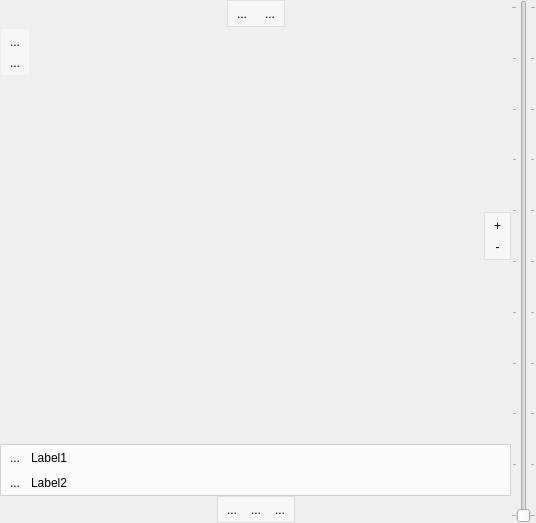
Qt form client/mainwindow.ui (unsanded/monav) before a commit.
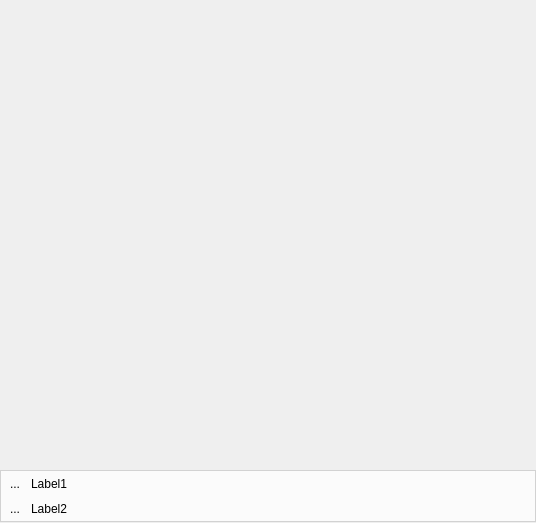
The same form after that commit. Icons and pictures are not drawn. Custom widgets are drawn as their Qt base class.

```diff
--- a/client/mainwindow.ui
+++ b/client/mainwindow.ui
@@ -61,134 +61,6 @@
               </property>
              </spacer>
             </item>
-            <item>
-             <widget class="QFrame" name="lockWidget">
-              <property name="sizePolicy">
-               <sizepolicy hsizetype="Maximum" vsizetype="Maximum">
-                <horstretch>0</horstretch>
-                <verstretch>0</verstretch>
-               </sizepolicy>
-              </property>
-              <property name="palette">
-               <palette>
-                <active>
-                 <colorrole role="Base">
-                  <brush brushstyle="SolidPattern">
-                   <color alpha="255">
-                    <red>255</red>
-                    <green>255</green>
-                    <blue>255</blue>
-                   </color>
-                  </brush>
-                 </colorrole>
-                 <colorrole role="Window">
-                  <brush brushstyle="SolidPattern">
-                   <color alpha="128">
-                    <red>255</red>
-                    <green>255</green>
-                    <blue>255</blue>
-                   </color>
-                  </brush>
-                 </colorrole>
-                </active>
-                <inactive>
-                 <colorrole role="Base">
-                  <brush brushstyle="SolidPattern">
-                   <color alpha="255">
-                    <red>255</red>
-                    <green>255</green>
-                    <blue>255</blue>
-                   </color>
-                  </brush>
-                 </colorrole>
-                 <colorrole role="Window">
-                  <brush brushstyle="SolidPattern">
-                   <color alpha="128">
-                    <red>255</red>
-                    <green>255</green>
-                    <blue>255</blue>
-                   </color>
-                  </brush>
-                 </colorrole>
-                </inactive>
-                <disabled>
-                 <colorrole role="Base">
-                  <brush brushstyle="SolidPattern">
-                   <color alpha="128">
-                    <red>255</red>
-                    <green>255</green>
-                    <blue>255</blue>
-                   </color>
-                  </brush>
-                 </colorrole>
-                 <colorrole role="Window">
-                  <brush brushstyle="SolidPattern">
-                   <color alpha="128">
-                    <red>255</red>
-                    <green>255</green>
-                    <blue>255</blue>
-                   </color>
-                  </brush>
-                 </colorrole>
-                </disabled>
-               </palette>
-              </property>
-              <property name="autoFillBackground">
-               <bool>true</bool>
-              </property>
-              <property name="frameShape">
-               <enum>QFrame::StyledPanel</enum>
-              </property>
-              <property name="frameShadow">
-               <enum>QFrame::Raised</enum>
-              </property>
-              <layout class="QHBoxLayout" name="horizontalLayout">
-               <property name="spacing">
-                <number>4</number>
-               </property>
-               <property name="margin">
-                <number>2</number>
-               </property>
-               <item>
-                <widget class="QToolButton" name="lockButton">
-                 <property name="focusPolicy">
-                  <enum>Qt::NoFocus</enum>
-                 </property>
-                 <property name="text">
-                  <string>...</string>
-                 </property>
-                 <property name="icon">
-                  <iconset resource="images.qrc">
-                   <normaloff>:/images/oxygen/emblem-unlocked.png</normaloff>:/images/oxygen/emblem-unlocked.png</iconset>
-                 </property>
-                 <property name="checkable">
-                  <bool>true</bool>
-                 </property>
-                 <property name="autoRaise">
-                  <bool>true</bool>
-                 </property>
-                </widget>
-               </item>
-               <item>
-                <widget class="QToolButton" name="tapMode">
-                 <property name="focusPolicy">
-                  <enum>Qt::NoFocus</enum>
-                 </property>
-                 <property name="text">
-                  <string>...</string>
-                 </property>
-                 <property name="icon">
-                  <iconset resource="images.qrc">
-                   <normaloff>:/images/map.png</normaloff>:/images/map.png</iconset>
-                 </property>
-                 <property name="autoRaise">
-                  <bool>true</bool>
-                 </property>
-                </widget>
-               </item>
-              </layout>
-             </widget>
-            </item>
             <item>
              <spacer name="horizontalSpacer_5">
               <property name="orientation">
@@ -227,220 +99,6 @@
                 </property>
                </spacer>
               </item>
-              <item>
-               <widget class="ScrollArea" name="waypointsWidget">
-                <property name="sizePolicy">
-                 <sizepolicy hsizetype="Fixed" vsizetype="Preferred">
-                  <horstretch>0</horstretch>
-                  <verstretch>1</verstretch>
-                 </sizepolicy>
-                </property>
-                <property name="palette">
-                 <palette>
-                  <active>
-                   <colorrole role="Base">
-                    <brush brushstyle="SolidPattern">
-                     <color alpha="255">
-                      <red>255</red>
-                      <green>255</green>
-                      <blue>255</blue>
-                     </color>
-                    </brush>
-                   </colorrole>
-                   <colorrole role="Window">
-                    <brush brushstyle="SolidPattern">
-                     <color alpha="0">
-                      <red>237</red>
-                      <green>237</green>
-                      <blue>237</blue>
-                     </color>
-                    </brush>
-                   </colorrole>
-                  </active>
-                  <inactive>
-                   <colorrole role="Base">
-                    <brush brushstyle="SolidPattern">
-                     <color alpha="255">
-                      <red>255</red>
-                      <green>255</green>
-                      <blue>255</blue>
-                     </color>
-                    </brush>
-                   </colorrole>
-                   <colorrole role="Window">
-                    <brush brushstyle="SolidPattern">
-                     <color alpha="0">
-                      <red>237</red>
-                      <green>237</green>
-                      <blue>237</blue>
-                     </color>
-                    </brush>
-                   </colorrole>
-                  </inactive>
-                  <disabled>
-                   <colorrole role="Base">
-                    <brush brushstyle="SolidPattern">
-                     <color alpha="0">
-                      <red>237</red>
-                      <green>237</green>
-                      <blue>237</blue>
-                     </color>
-                    </brush>
-                   </colorrole>
-                   <colorrole role="Window">
-                    <brush brushstyle="SolidPattern">
-                     <color alpha="0">
-                      <red>237</red>
-                      <green>237</green>
-                      <blue>237</blue>
-                     </color>
-                    </brush>
-                   </colorrole>
-                  </disabled>
-                 </palette>
-                </property>
-                <property name="frameShape">
-                 <enum>QFrame::StyledPanel</enum>
-                </property>
-                <property name="frameShadow">
-                 <enum>QFrame::Raised</enum>
-                </property>
-                <property name="horizontalScrollBarPolicy">
-                 <enum>Qt::ScrollBarAlwaysOff</enum>
-                </property>
-                <property name="widgetResizable">
-                 <bool>true</bool>
-                </property>
-                <property name="alignment">
-                 <set>Qt::AlignLeading|Qt::AlignLeft|Qt::AlignTop</set>
-                </property>
-                <widget class="QWidget" name="scrollAreaWidgetContents">
-                 <property name="geometry">
-                  <rect>
-                   <x>0</x>
-                   <y>0</y>
-                   <width>27</width>
-                   <height>48</height>
-                  </rect>
-                 </property>
-                 <property name="sizePolicy">
-                  <sizepolicy hsizetype="Fixed" vsizetype="Fixed">
-                   <horstretch>0</horstretch>
-                   <verstretch>0</verstretch>
-                  </sizepolicy>
-                 </property>
-                 <property name="palette">
-                  <palette>
-                   <active>
-                    <colorrole role="Base">
-                     <brush brushstyle="SolidPattern">
-                      <color alpha="255">
-                       <red>255</red>
-                       <green>255</green>
-                       <blue>255</blue>
-                      </color>
-                     </brush>
-                    </colorrole>
-                    <colorrole role="Window">
-                     <brush brushstyle="SolidPattern">
-                      <color alpha="128">
-                       <red>255</red>
-                       <green>255</green>
-                       <blue>255</blue>
-                      </color>
-                     </brush>
-                    </colorrole>
-                   </active>
-                   <inactive>
-                    <colorrole role="Base">
-                     <brush brushstyle="SolidPattern">
-                      <color alpha="255">
-                       <red>255</red>
-                       <green>255</green>
-                       <blue>255</blue>
-                      </color>
-                     </brush>
-                    </colorrole>
-                    <colorrole role="Window">
-                     <brush brushstyle="SolidPattern">
-                      <color alpha="128">
-                       <red>255</red>
-                       <green>255</green>
-                       <blue>255</blue>
-                      </color>
-                     </brush>
-                    </colorrole>
-                   </inactive>
-                   <disabled>
-                    <colorrole role="Base">
-                     <brush brushstyle="SolidPattern">
-                      <color alpha="128">
-                       <red>255</red>
-                       <green>255</green>
-                       <blue>255</blue>
-                      </color>
-                     </brush>
-                    </colorrole>
-                    <colorrole role="Window">
-                     <brush brushstyle="SolidPattern">
-                      <color alpha="128">
-                       <red>255</red>
-                       <green>255</green>
-                       <blue>255</blue>
-                      </color>
-                     </brush>
-                    </colorrole>
-                   </disabled>
-                  </palette>
-                 </property>
-                 <layout class="QVBoxLayout" name="verticalLayout_7">
-                  <property name="spacing">
-                   <number>0</number>
-                  </property>
-                  <property name="sizeConstraint">
-                   <enum>QLayout::SetMinimumSize</enum>
-                  </property>
-                  <property name="margin">
-                   <number>2</number>
-                  </property>
-                  <item>
-                   <widget class="QToolButton" name="target">
-                    <property name="focusPolicy">
-                     <enum>Qt::NoFocus</enum>
-                    </property>
-                    <property name="text">
-                     <string>...</string>
-                    </property>
-                    <property name="icon">
-                     <iconset resource="images.qrc">
-                      <normaloff>:/images/target.png</normaloff>:/images/target.png</iconset>
-                    </property>
-                    <property name="autoRaise">
-                     <bool>true</bool>
-                    </property>
-                   </widget>
-                  </item>
-                  <item>
-                   <widget class="QToolButton" name="source">
-                    <property name="focusPolicy">
-                     <enum>Qt::NoFocus</enum>
-                    </property>
-                    <property name="text">
-                     <string>...</string>
-                    </property>
-                    <property name="icon">
-                     <iconset resource="images.qrc">
-                      <normaloff>:/images/source.png</normaloff>:/images/source.png</iconset>
-                    </property>
-                    <property name="autoRaise">
-                     <bool>true</bool>
-                    </property>
-                   </widget>
-                  </item>
-                 </layout>
-                </widget>
-               </widget>
-              </item>
               <item>
                <spacer name="verticalSpacer_2">
                 <property name="orientation">
@@ -463,8 +121,8 @@
               </property>
               <property name="sizeHint" stdset="0">
                <size>
-                <width>1</width>
-                <height>1</height>
+                <width>13</width>
+                <height>13</height>
                </size>
               </property>
              </spacer>
@@ -487,143 +145,6 @@
                 </property>
                </spacer>
               </item>
-              <item>
-               <widget class="QFrame" name="zoomWidget">
-                <property name="sizePolicy">
-                 <sizepolicy hsizetype="Maximum" vsizetype="Maximum">
-                  <horstretch>0</horstretch>
-                  <verstretch>0</verstretch>
-                 </sizepolicy>
-                </property>
-                <property name="palette">
-                 <palette>
-                  <active>
-                   <colorrole role="Base">
-                    <brush brushstyle="SolidPattern">
-                     <color alpha="255">
-                      <red>255</red>
-                      <green>255</green>
-                      <blue>255</blue>
-                     </color>
-                    </brush>
-                   </colorrole>
-                   <colorrole role="Window">
-                    <brush brushstyle="SolidPattern">
-                     <color alpha="128">
-                      <red>255</red>
-                      <green>255</green>
-                      <blue>255</blue>
-                     </color>
-                    </brush>
-                   </colorrole>
-                  </active>
-                  <inactive>
-                   <colorrole role="Base">
-                    <brush brushstyle="SolidPattern">
-                     <color alpha="255">
-                      <red>255</red>
-                      <green>255</green>
-                      <blue>255</blue>
-                     </color>
-                    </brush>
-                   </colorrole>
-                   <colorrole role="Window">
-                    <brush brushstyle="SolidPattern">
-                     <color alpha="128">
-                      <red>255</red>
-                      <green>255</green>
-                      <blue>255</blue>
-                     </color>
-                    </brush>
-                   </colorrole>
-                  </inactive>
-                  <disabled>
-                   <colorrole role="Base">
-                    <brush brushstyle="SolidPattern">
-                     <color alpha="128">
-                      <red>255</red>
-                      <green>255</green>
-                      <blue>255</blue>
-                     </color>
-                    </brush>
-                   </colorrole>
-                   <colorrole role="Window">
-                    <brush brushstyle="SolidPattern">
-                     <color alpha="128">
-                      <red>255</red>
-                      <green>255</green>
-                      <blue>255</blue>
-                     </color>
-                    </brush>
-                   </colorrole>
-                  </disabled>
-                 </palette>
-                </property>
-                <property name="autoFillBackground">
-                 <bool>true</bool>
-                </property>
-                <property name="frameShape">
-                 <enum>QFrame::StyledPanel</enum>
-                </property>
-                <property name="frameShadow">
-                 <enum>QFrame::Raised</enum>
-                </property>
-                <layout class="QVBoxLayout" name="verticalLayout_3">
-                 <property name="spacing">
-                  <number>0</number>
-                 </property>
-                 <property name="margin">
-                  <number>2</number>
-                 </property>
-                 <item>
-                  <widget class="QToolButton" name="zoomIn">
-                   <property name="sizePolicy">
-                    <sizepolicy hsizetype="Preferred" vsizetype="Fixed">
-                     <horstretch>0</horstretch>
-                     <verstretch>0</verstretch>
-                    </sizepolicy>
-                   </property>
-                   <property name="focusPolicy">
-                    <enum>Qt::NoFocus</enum>
-                   </property>
-                   <property name="text">
-                    <string>+</string>
-                   </property>
-                   <property name="icon">
-                    <iconset resource="images.qrc">
-                     <normaloff>:/images/oxygen/zoom-in.png</normaloff>:/images/oxygen/zoom-in.png</iconset>
-                   </property>
-                   <property name="autoRaise">
-                    <bool>true</bool>
-                   </property>
-                  </widget>
-                 </item>
-                 <item>
-                  <widget class="QToolButton" name="zoomOut">
-                   <property name="sizePolicy">
-                    <sizepolicy hsizetype="Preferred" vsizetype="Fixed">
-                     <horstretch>0</horstretch>
-                     <verstretch>0</verstretch>
-                    </sizepolicy>
-                   </property>
-                   <property name="focusPolicy">
-                    <enum>Qt::NoFocus</enum>
-                   </property>
-                   <property name="text">
-                    <string>-</string>
-                   </property>
-                   <property name="icon">
-                    <iconset resource="images.qrc">
-                     <normaloff>:/images/oxygen/zoom-out.png</normaloff>:/images/oxygen/zoom-out.png</iconset>
-                   </property>
-                   <property name="autoRaise">
-                    <bool>true</bool>
-                   </property>
-                  </widget>
-                 </item>
-                </layout>
-               </widget>
-              </item>
               <item>
                <spacer name="verticalSpacer_4">
                 <property name="orientation">
@@ -878,148 +399,6 @@
               </property>
              </spacer>
             </item>
-            <item>
-             <widget class="QFrame" name="menuWidget">
-              <property name="sizePolicy">
-               <sizepolicy hsizetype="Maximum" vsizetype="Maximum">
-                <horstretch>0</horstretch>
-                <verstretch>0</verstretch>
-               </sizepolicy>
-              </property>
-              <property name="palette">
-               <palette>
-                <active>
-                 <colorrole role="Base">
-                  <brush brushstyle="SolidPattern">
-                   <color alpha="255">
-                    <red>255</red>
-                    <green>255</green>
-                    <blue>255</blue>
-                   </color>
-                  </brush>
-                 </colorrole>
-                 <colorrole role="Window">
-                  <brush brushstyle="SolidPattern">
-                   <color alpha="128">
-                    <red>255</red>
-                    <green>255</green>
-                    <blue>255</blue>
-                   </color>
-                  </brush>
-                 </colorrole>
-                </active>
-                <inactive>
-                 <colorrole role="Base">
-                  <brush brushstyle="SolidPattern">
-                   <color alpha="255">
-                    <red>255</red>
-                    <green>255</green>
-                    <blue>255</blue>
-                   </color>
-                  </brush>
-                 </colorrole>
-                 <colorrole role="Window">
-                  <brush brushstyle="SolidPattern">
-                   <color alpha="128">
-                    <red>255</red>
-                    <green>255</green>
-                    <blue>255</blue>
-                   </color>
-                  </brush>
-                 </colorrole>
-                </inactive>
-                <disabled>
-                 <colorrole role="Base">
-                  <brush brushstyle="SolidPattern">
-                   <color alpha="128">
-                    <red>255</red>
-                    <green>255</green>
-                    <blue>255</blue>
-                   </color>
-                  </brush>
-                 </colorrole>
-                 <colorrole role="Window">
-                  <brush brushstyle="SolidPattern">
-                   <color alpha="128">
-                    <red>255</red>
-                    <green>255</green>
-                    <blue>255</blue>
-                   </color>
-                  </brush>
-                 </colorrole>
-                </disabled>
-               </palette>
-              </property>
-              <property name="autoFillBackground">
-               <bool>true</bool>
-              </property>
-              <property name="frameShape">
-               <enum>QFrame::StyledPanel</enum>
-              </property>
-              <property name="frameShadow">
-               <enum>QFrame::Raised</enum>
-              </property>
-              <layout class="QHBoxLayout" name="horizontalLayout_5">
-               <property name="spacing">
-                <number>0</number>
-               </property>
-               <property name="margin">
-                <number>2</number>
-               </property>
-               <item>
-                <widget class="QToolButton" name="bookmarks">
-                 <property name="focusPolicy">
-                  <enum>Qt::NoFocus</enum>
-                 </property>
-                 <property name="text">
-                  <string>...</string>
-                 </property>
-                 <property name="icon">
-                  <iconset resource="images.qrc">
-                   <normaloff>:/images/oxygen/bookmarks.png</normaloff>:/images/oxygen/bookmarks.png</iconset>
-                 </property>
-                 <property name="autoRaise">
-                  <bool>true</bool>
-                 </property>
-                </widget>
-               </item>
-               <item>
-                <widget class="QToolButton" name="show">
-                 <property name="focusPolicy">
-                  <enum>Qt::NoFocus</enum>
-                 </property>
-                 <property name="text">
-                  <string>...</string>
-                 </property>
-                 <property name="icon">
-                  <iconset resource="images.qrc">
-                   <normaloff>:/images/oxygen/go-next.png</normaloff>:/images/oxygen/go-next.png</iconset>
-                 </property>
-                 <property name="autoRaise">
-                  <bool>true</bool>
-                 </property>
-                </widget>
-               </item>
-               <item>
-                <widget class="QToolButton" name="settings">
-                 <property name="focusPolicy">
-                  <enum>Qt::NoFocus</enum>
-                 </property>
-                 <property name="text">
-                  <string>...</string>
-                 </property>
-                 <property name="icon">
-                  <iconset resource="images.qrc">
-                   <normaloff>:/images/oxygen/configure.png</normaloff>:/images/oxygen/configure.png</iconset>
-                 </property>
-                 <property name="autoRaise">
-                  <bool>true</bool>
-                 </property>
-                </widget>
-               </item>
-              </layout>
-             </widget>
-            </item>
             <item>
              <spacer name="horizontalSpacer_2">
               <property name="orientation">
@@ -1037,28 +416,6 @@
           </item>
          </layout>
         </item>
-        <item>
-         <widget class="QSlider" name="zoomBar">
-          <property name="sizePolicy">
-           <sizepolicy hsizetype="Minimum" vsizetype="Expanding">
-            <horstretch>0</horstretch>
-            <verstretch>0</verstretch>
-           </sizepolicy>
-          </property>
-          <property name="maximum">
-           <number>10</number>
-          </property>
-          <property name="pageStep">
-           <number>1</number>
-          </property>
-          <property name="orientation">
-           <enum>Qt::Vertical</enum>
-          </property>
-          <property name="tickPosition">
-           <enum>QSlider::TicksBothSides</enum>
-          </property>
-         </widget>
-        </item>
        </layout>
       </widget>
      </widget>
@@ -1083,12 +440,6 @@
    <header>paintwidget.h</header>
    <container>1</container>
   </customwidget>
-  <customwidget>
-   <class>ScrollArea</class>
-   <extends>QScrollArea</extends>
-   <header>scrollarea.h</header>
-   <container>1</container>
-  </customwidget>
  </customwidgets>
  <resources>
   <include location="images.qrc"/>
```
Left out of the diff: 35 changed lines with no effect on the pictures.
